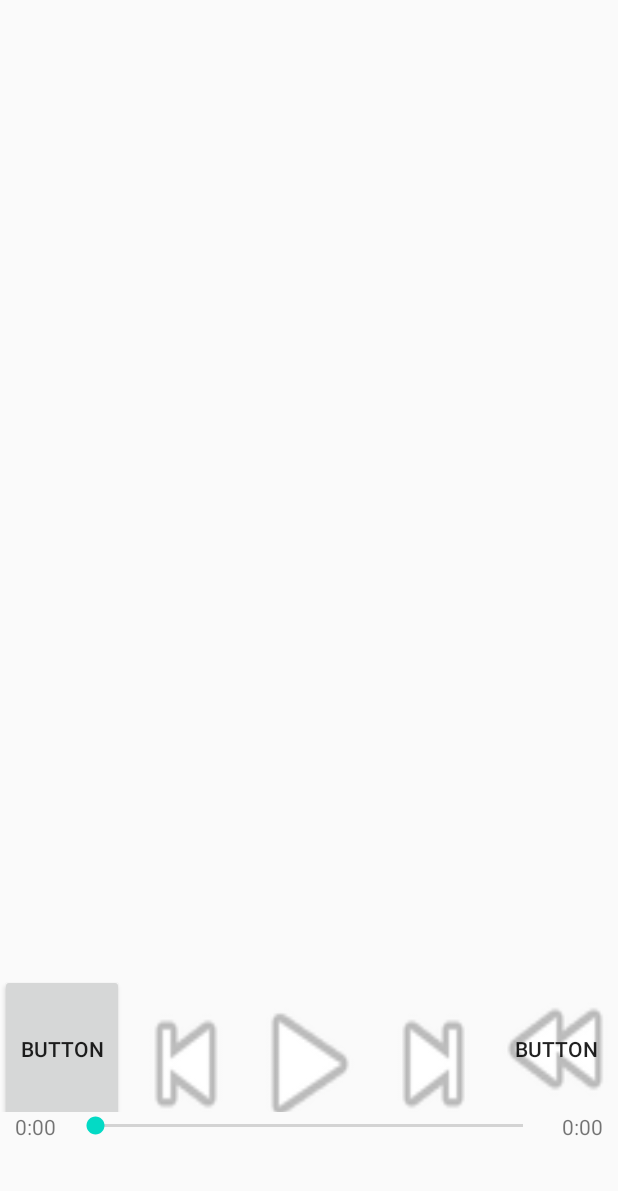
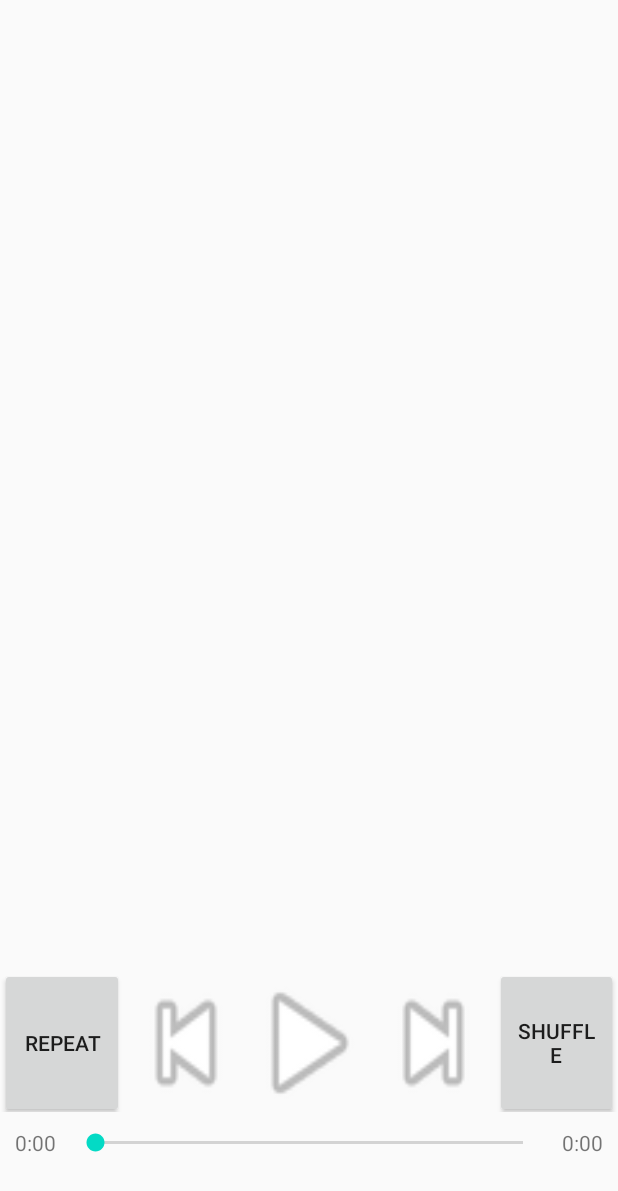
Before and after one commit to JohannesGrobelski/MoonstoneMusicPlayer, an Android app: the layout activity_main.xml on its own in the app's theme, with its tools: preview values and no code run, on a phone screen of 412 x 824 dp. Shown: the top 1191 px of the screen. Run offline under Robolectric (Android 15) with nearby library versions, the phone set to English and light mode, and no system bars.

Commit message:
documentation & refractor(architecture)

```diff
--- a/app/src/main/AndroidManifest.xml
+++ b/app/src/main/AndroidManifest.xml
@@ -22,7 +22,7 @@
                 <category android:name="android.intent.category.LAUNCHER" />
             </intent-filter>
         </activity>
-        <service android:name=".view.MediaPlayerService" />
+        <service android:name=".controller.MediaPlayerService" />
     </application>
 
 </manifest>
--- a/app/src/main/java/com/example/moonstonemusicplayer/model/Song.java
+++ b/app/src/main/java/com/example/moonstonemusicplayer/model/Song.java
@@ -3,13 +3,12 @@ package com.example.moonstonemusicplayer.model;
 public class Song {
   String title;
   String artist = "unknown Artist";
-  String genre = "";
+  String URI = "";
   long duration_ms = 0;
   long lastPosition = 0;
-  String URI = "";
+  String genre = "";
   String lyrics = "";
   String meaning = "";
-
 
   public Song(String title, String artist, String URI, long duration_ms) {
     this.title = title;
--- a/app/src/main/res/layout/activity_main.xml
+++ b/app/src/main/res/layout/activity_main.xml
@@ -31,13 +31,15 @@
                 android:id="@+id/button"
                 android:layout_width="wrap_content"
                 android:layout_height="100dp"
+                android:layout_gravity="center_vertical"
                 android:layout_weight="1"
-                android:text="Button" />
+                android:text="repeat" />
 
             <Button
                 android:id="@+id/btn_prev"
                 android:layout_width="wrap_content"
                 android:layout_height="100dp"
+                android:layout_gravity="center_vertical"
                 android:layout_marginTop="10dp"
                 android:layout_marginBottom="10dp"
                 android:layout_weight="1"
@@ -47,6 +49,7 @@
                 android:id="@+id/btn_play_pause"
                 android:layout_width="wrap_content"
                 android:layout_height="100dp"
+                android:layout_gravity="center_vertical"
                 android:layout_marginTop="10dp"
                 android:layout_marginBottom="10dp"
                 android:layout_weight="1"
@@ -56,6 +59,7 @@
                 android:id="@+id/btn_next"
                 android:layout_width="wrap_content"
                 android:layout_height="100dp"
+                android:layout_gravity="center_vertical"
                 android:layout_marginTop="10dp"
                 android:layout_marginBottom="10dp"
                 android:layout_weight="1"
@@ -65,15 +69,16 @@
                 android:id="@+id/btn_shuffle"
                 android:layout_width="wrap_content"
                 android:layout_height="100dp"
+                android:layout_gravity="center_vertical"
                 android:layout_weight="1"
-                android:background="@android:drawable/ic_media_rew"
-                android:text="Button" />
+                android:text="shuffle" />
 
         </LinearLayout>
 
         <LinearLayout
             android:layout_width="match_parent"
             android:layout_height="100dp"
+            android:layout_gravity="center_horizontal|center_vertical"
             android:layout_weight="1"
             android:orientation="horizontal">
 
@@ -81,6 +86,7 @@
                 android:id="@+id/tv_seekbar_progress"
                 android:layout_width="wrap_content"
                 android:layout_height="wrap_content"
+                android:layout_gravity="center_vertical"
                 android:layout_marginStart="10dp"
                 android:layout_marginEnd="10dp"
                 android:text="0:00" />
@@ -89,12 +95,14 @@
                 android:id="@+id/seekBar"
                 android:layout_width="match_parent"
                 android:layout_height="wrap_content"
+                android:layout_gravity="center_vertical"
                 android:layout_weight="1" />
 
             <TextView
                 android:id="@+id/tv_seekbar_max"
                 android:layout_width="wrap_content"
                 android:layout_height="wrap_content"
+                android:layout_gravity="center_vertical"
                 android:layout_marginStart="10dp"
                 android:layout_marginEnd="10dp"
                 android:text="0:00" />
@@ -110,13 +118,23 @@
                 android:id="@+id/tv_title"
                 android:layout_width="match_parent"
                 android:layout_height="wrap_content"
-                android:layout_weight="1" />
+                android:layout_weight="1"
+                android:paddingStart="10dp"
+                android:paddingTop="1dp"
+                android:paddingEnd="10dp"
+                android:paddingBottom="1dp"
+                android:textSize="15sp" />
 
             <TextView
                 android:id="@+id/tv_artist"
                 android:layout_width="match_parent"
                 android:layout_height="wrap_content"
-                android:layout_weight="1" />
+                android:layout_weight="1"
+                android:paddingStart="10dp"
+                android:paddingTop="1dp"
+                android:paddingEnd="10dp"
+                android:paddingBottom="1dp"
+                android:textSize="10sp" />
         </LinearLayout>
 
     </LinearLayout>
```
Also changed, not shown: app/src/main/java/com/example/moonstonemusicplayer/controller/MainActivityListener.java (+155 -132 lines), app/src/main/java/com/example/moonstonemusicplayer/controller/MediaPlayerService.java (renamed from app/src/main/java/com/example/moonstonemusicplayer/view/MediaPlayerService.java, +56 -61 lines), app/src/main/java/com/example/moonstonemusicplayer/controller/SongListAdapter.java (+3 -5 lines), app/src/main/java/com/example/moonstonemusicplayer/model/MusicPlayer.java (+27 -12 lines), app/src/main/java/com/example/moonstonemusicplayer/model/SongManager.java (renamed from app/src/main/java/com/example/moonstonemusicplayer/controller/SongManager.java, +41 -26 lines), app/src/main/java/com/example/moonstonemusicplayer/view/MainActivity.java (+5 -3 lines).
